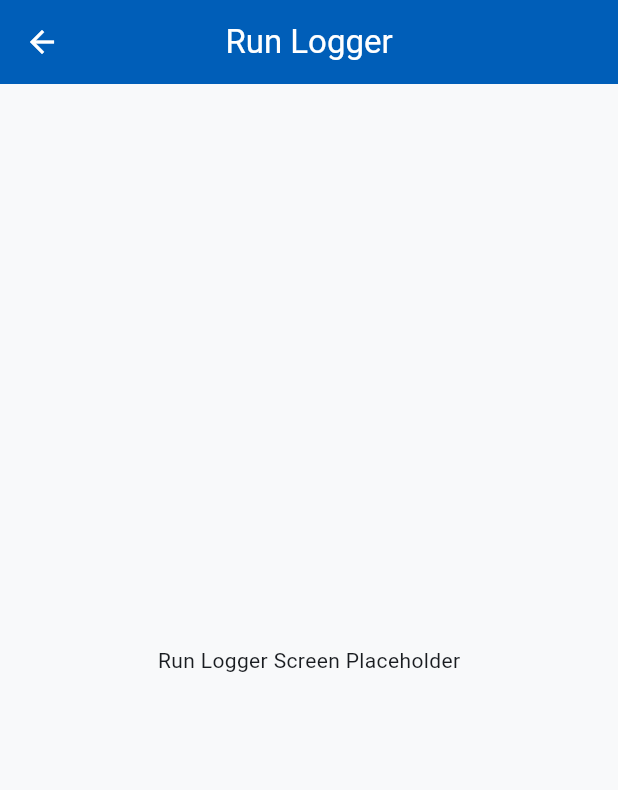
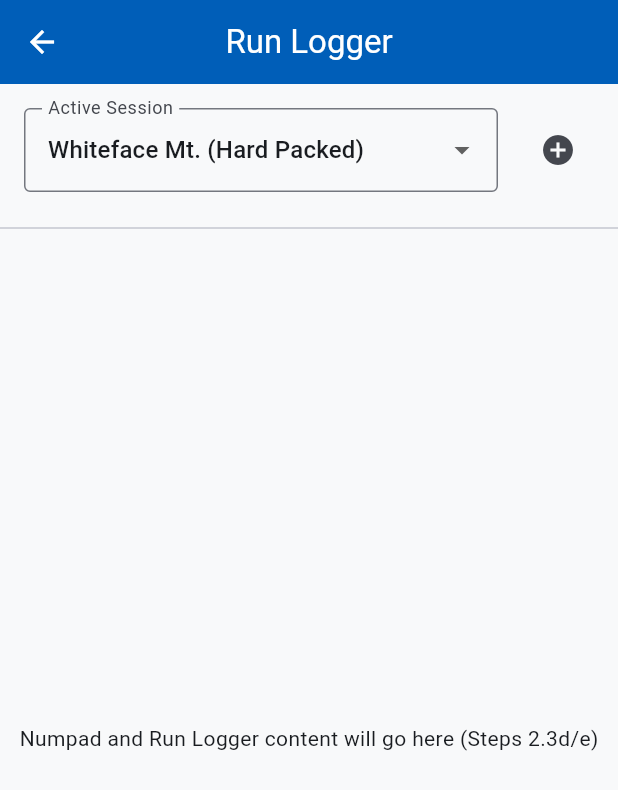
Before and after one commit to jjdavi23/Ski-Analytics-Tracker, a Flutter app: the RunLoggerScreen screen opened directly, on a phone screen of 412 x 824 dp. Shown: the top 790 px of the screen. Run offline on Flutter 3.47's test engine with Material 3 defaults, Android fonts, the phone set to English and light mode, and no system bars; our stand-ins replace firebase_core, flutter_riverpod; accounts and stored records are empty.

Commit message:
step 2.3c

```diff
--- /dev/null
+++ b/lib/providers/active_session_provider.dart
@@ -0,0 +1,8 @@
+import 'package:flutter_riverpod/flutter_riverpod.dart';
+import '../models/training_session.dart';
+import 'session_provider.dart';
+
+final activeSessionProvider = StateProvider<TrainingSession?>((ref) {
+  final sessions = ref.watch(sessionProvider);
+  return sessions.isNotEmpty ? sessions.first : null;
+});
--- a/lib/screens/run_logger_screen.dart
+++ b/lib/screens/run_logger_screen.dart
@@ -1,23 +1,114 @@
 import 'package:flutter/material.dart';
 import 'package:flutter_riverpod/flutter_riverpod.dart';
+import '../models/training_session.dart';
+import '../providers/session_provider.dart';
+import '../providers/active_session_provider.dart';
 
-class RunLoggerScreen extends ConsumerStatefulWidget {
+class RunLoggerScreen extends ConsumerWidget {
   const RunLoggerScreen({super.key});
 
   @override
-  ConsumerState<RunLoggerScreen> createState() => _RunLoggerScreenState();
-}
+  Widget build(BuildContext context, WidgetRef ref) {
+    final sessions = ref.watch(sessionProvider);
+    final activeSession = ref.watch(activeSessionProvider);
 
-class _RunLoggerScreenState extends ConsumerState<RunLoggerScreen> {
-  @override
-  Widget build(BuildContext context) {
     return Scaffold(
       appBar: AppBar(
         title: const Text('Run Logger'),
       ),
-      body: const Center(
-        child: Text('Run Logger Screen Placeholder'),
+      body: Column(
+        children: [
+          // Session Selector
+          Padding(
+            padding: const EdgeInsets.all(16.0),
+            child: Row(
+              children: [
+                Expanded(
+                  child: DropdownButtonFormField<TrainingSession>(
+                    value: activeSession,
+                    decoration: const InputDecoration(
+                      labelText: 'Active Session',
+                      border: OutlineInputBorder(),
+                    ),
+                    items: sessions.map((session) {
+                      return DropdownMenuItem(
+                        value: session,
+                        child: Text('${session.location} (${session.snowCondition})'),
+                      );
+                    }).toList(),
+                    onChanged: (session) {
+                      if (session != null) {
+                        ref.read(activeSessionProvider.notifier).state = session;
+                      }
+                    },
+                  ),
+                ),
+                const SizedBox(width: 16),
+                IconButton(
+                  icon: const Icon(Icons.add_circle),
+                  onPressed: () => _showCreateSessionDialog(context, ref),
+                  tooltip: 'Create New Session',
+                ),
+              ],
+            ),
+          ),
+          const Divider(),
+          const Expanded(
+            child: Center(
+              child: Text('Numpad and Run Logger content will go here (Steps 2.3d/e)'),
+            ),
+          ),
+        ],
       ),
     );
   }
+
+  void _showCreateSessionDialog(BuildContext context, WidgetRef ref) {
+    final locationController = TextEditingController();
+    final snowConditionController = TextEditingController();
+
+    showDialog(
+      context: context,
+      builder: (context) {
+        return AlertDialog(
+          title: const Text('Create New Training Session'),
+          content: Column(
+            mainAxisSize: MainAxisSize.min,
+            children: [
+              TextField(
+                controller: locationController,
+                decoration: const InputDecoration(labelText: 'Location'),
+              ),
+              TextField(
+                controller: snowConditionController,
+                decoration: const InputDecoration(labelText: 'Snow Condition (e.g., Icy)'),
+              ),
+            ],
+          ),
+          actions: [
+            TextButton(
+              onPressed: () => Navigator.pop(context),
+              child: const Text('Cancel'),
+            ),
+            ElevatedButton(
+              onPressed: () {
+                if (locationController.text.isNotEmpty && snowConditionController.text.isNotEmpty) {
+                  final newSession = TrainingSession(
+                    id: DateTime.now().millisecondsSinceEpoch.toString(),
+                    date: DateTime.now(),
+                    location: locationController.text,
+                    snowCondition: snowConditionController.text,
+                  );
+                  ref.read(sessionProvider.notifier).addSession(newSession);
+                  ref.read(activeSessionProvider.notifier).state = newSession;
+                  Navigator.pop(context);
+                }
+              },
+              child: const Text('Create'),
+            ),
+          ],
+        );
+      },
+    );
+  }
 }
```
Also changed, not shown: 2 other files.
